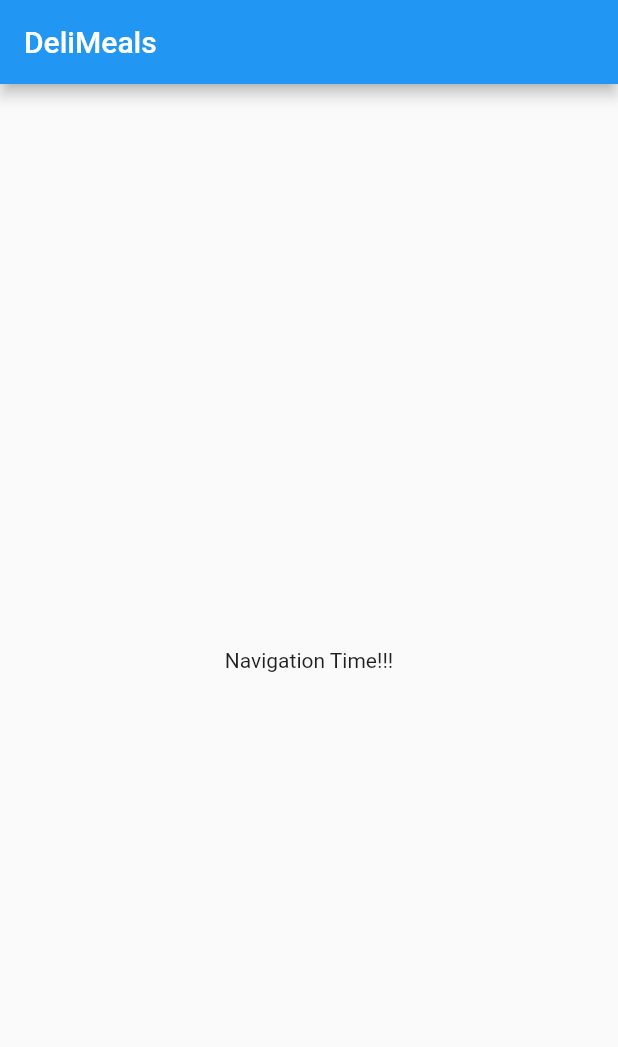
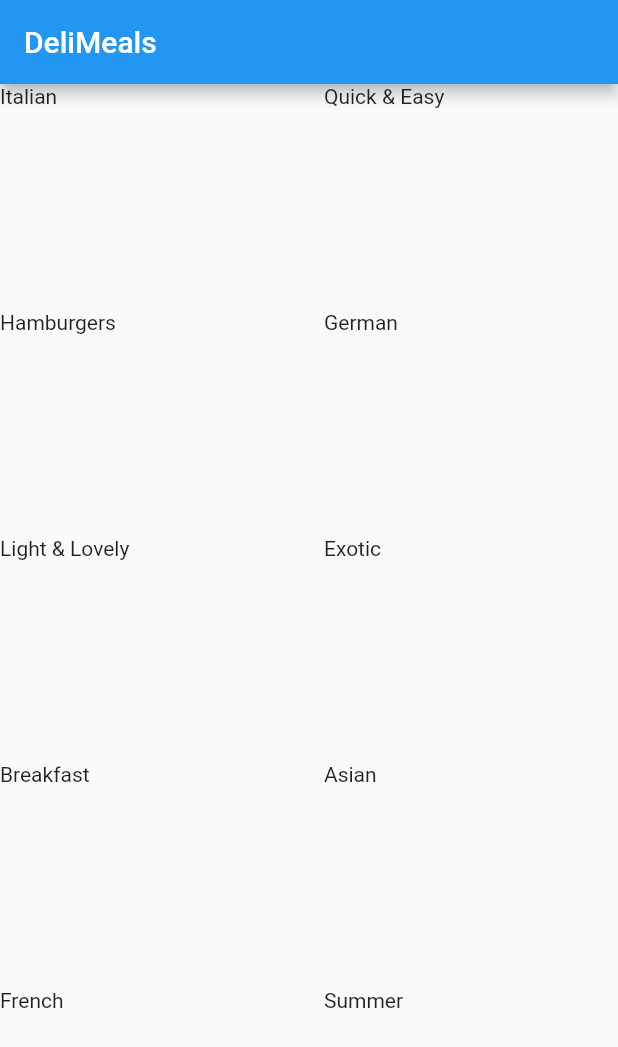
Before and after one commit to harsh4248/MealsApp, a Flutter app: the screen it shows after launch, on a phone screen of 412 x 824 dp. Shown: the top 1047 px of the screen. Run offline on Flutter 3.47's test engine with Material 2 defaults, Android fonts, the phone set to English and light mode, and no system bars.

Commit message:
set up of categories screen done

```diff
--- /dev/null
+++ b/lib/categories_screen.dart
@@ -0,0 +1,23 @@
+import 'package:flutter/widgets.dart';
+import 'package:flutter/material.dart';
+import 'dummy_data.dart';
+
+class CategoriesScreen extends StatelessWidget {
+  @override
+  Widget build(BuildContext context) {
+    return GridView(
+      children: DUMMY_CATEGORIES.map((category) {
+        return Container(
+          height: 100,
+          width: 100,
+          child: Text(category.title),
+        );
+      }).toList(),
+      gridDelegate: SliverGridDelegateWithMaxCrossAxisExtent(
+          maxCrossAxisExtent: 200,
+          childAspectRatio: 3 / 2,
+          crossAxisSpacing: 20,
+          mainAxisSpacing: 20),
+    );
+  }
+}
--- /dev/null
+++ b/lib/dummy_data.dart
@@ -0,0 +1,56 @@
+import 'package:flutter/material.dart';
+
+import './models/category.dart';
+
+const DUMMY_CATEGORIES = const [
+  Category(
+    id: 'c1',
+    title: 'Italian',
+    color: Colors.purple,
+  ),
+  Category(
+    id: 'c2',
+    title: 'Quick & Easy',
+    color: Colors.red,
+  ),
+  Category(
+    id: 'c3',
+    title: 'Hamburgers',
+    color: Colors.orange,
+  ),
+  Category(
+    id: 'c4',
+    title: 'German',
+    color: Colors.amber,
+  ),
+  Category(
+    id: 'c5',
+    title: 'Light & Lovely',
+    color: Colors.blue,
+  ),
+  Category(
+    id: 'c6',
+    title: 'Exotic',
+    color: Colors.green,
+  ),
+  Category(
+    id: 'c7',
+    title: 'Breakfast',
+    color: Colors.lightBlue,
+  ),
+  Category(
+    id: 'c8',
+    title: 'Asian',
+    color: Colors.lightGreen,
+  ),
+  Category(
+    id: 'c9',
+    title: 'French',
+    color: Colors.pink,
+  ),
+  Category(
+    id: 'c10',
+    title: 'Summer',
+    color: Colors.teal,
+  ),
+];
--- a/lib/main.dart
+++ b/lib/main.dart
@@ -1,5 +1,6 @@
 import 'package:flutter/material.dart';
 import 'package:flutter/widgets.dart';
+import 'package:meals_app/categories_screen.dart';
 
 void main() {
   runApp(MaterialApp(
@@ -23,7 +24,7 @@ class _MyHomePageState extends State<MyHomePage> {
       appBar: AppBar(
         title: Text("DeliMeals"),
       ),
-      body: Center(child: Text("Navigation Time!!!"),),
+      body: Center(child: CategoriesScreen(),),
     );
   }
 }
--- /dev/null
+++ b/lib/models/category.dart
@@ -0,0 +1,10 @@
+import 'package:flutter/material.dart';
+
+class Category {
+  final String id;
+  final String title;
+  final Color color;
+
+  const Category(
+      {@required this.id, @required this.title, this.color = Colors.orange});
+}
```
